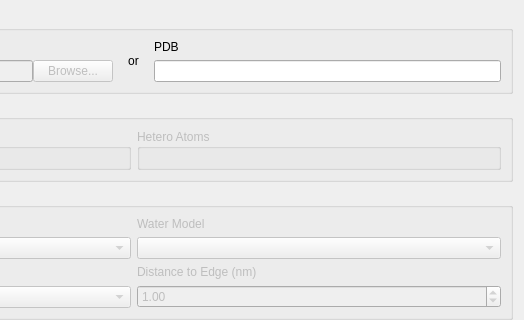
The window that ui/systemsetupform.ui (breuerss/gromacs-ui) describes before a commit, drawn with Qt 5; both pictures show x 257 to 781 and y 0 to 320 of the 781 by 444 pixel window.
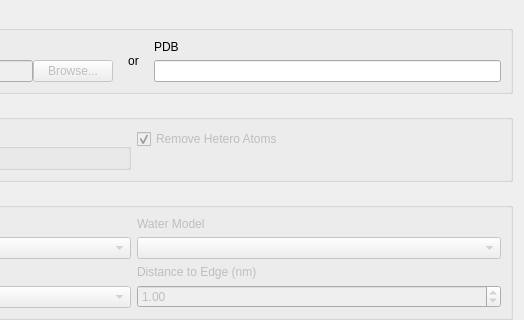
The same window after the commit.

Commit message: feature: add support for cleanup of hetero atoms

The edit to the form file:
```diff
--- a/ui/systemsetupform.ui
+++ b/ui/systemsetupform.ui
@@ -141,11 +141,18 @@
        </widget>
       </item>
       <item>
-       <widget class="QGroupBox" name="hetatmGroup">
-        <property name="title">
-         <string>Hetero Atoms</string>
-        </property>
-       </widget>
+       <layout class="QVBoxLayout" name="verticalLayout_12">
+        <item alignment="Qt::AlignTop">
+         <widget class="QCheckBox" name="removeHeteroAtoms">
+          <property name="text">
+           <string>Remove Hetero Atoms</string>
+          </property>
+          <property name="checked">
+           <bool>true</bool>
+          </property>
+         </widget>
+        </item>
+       </layout>
       </item>
      </layout>
     </widget>
```
The commit also changes 11 other files.
